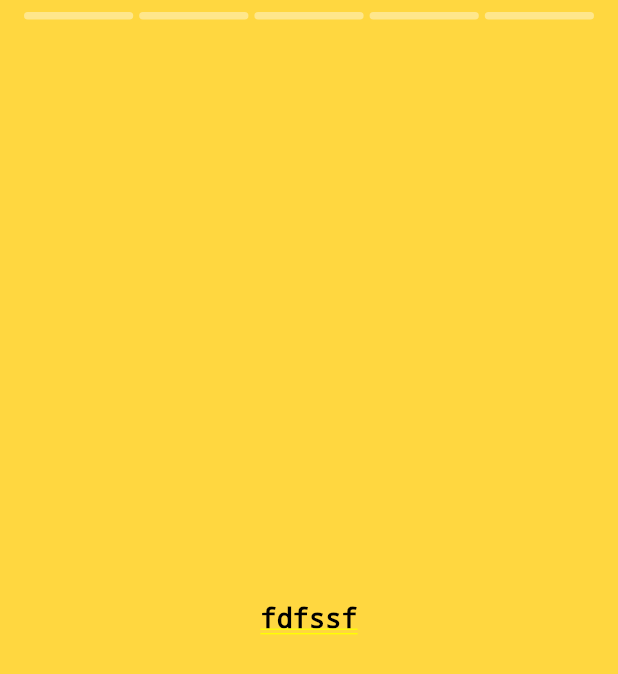
After one commit to DIP-POLLEY/whatsapp, a Flutter app: the screen it shows after launch, tab 2 chosen, after a tap on "Contact Name", on a phone screen of 412 x 824 dp. The commit adds this screen. Shown: the top 674 px of the screen. Run offline on Flutter 3.47's test engine with Material 2 defaults, Android fonts, the phone set to English and light mode, and no system bars; drawn by our look-alikes of story_view; our stand-ins replace camera.

Commit message:
status func 1

```diff
--- /dev/null
+++ b/lib/screens/statusview.dart
@@ -0,0 +1,54 @@
+import 'package:flutter/material.dart';
+import 'package:story_view/controller/story_controller.dart';
+import 'package:story_view/story_view.dart';
+
+class Statusview extends StatelessWidget {
+   Statusview({Key? key}) : super(key: key);
+
+
+  final controller = StoryController();
+
+  @override
+  Widget build(BuildContext context) {
+    List<StoryItem> stories =  [
+      StoryItem.text(
+        title: "fdfssf",
+        backgroundColor: Colors.amberAccent
+      ),
+      StoryItem.text(
+          title: "fdfssf",
+          backgroundColor: Colors.redAccent
+      ),
+      StoryItem.text(
+          title: "fdfssf",
+          backgroundColor: Colors.cyanAccent
+      ),
+      StoryItem.text(
+          title: "fdfssf",
+          backgroundColor: Colors.deepPurple
+      ),
+      StoryItem.text(
+          title: "fdfssf",
+          backgroundColor: Colors.teal
+      ),
+
+
+
+    ];
+    return StoryView(
+        storyItems: stories,
+        controller: controller, // pass controller here too
+        repeat: false, // should the stories be slid forever
+        //onStoryShow: (s) {notifyServer(s)},
+        onComplete: () {
+          Navigator.pop(context);
+        },
+        onVerticalSwipeComplete: (direction) {
+          if (direction == Direction.down) {
+            Navigator.pop(context);
+          }
+        } // To disable vertical swipe gestures, ignore this parameter.
+      // Preferrably for inline story view.
+    );
+  }
+}
--- a/lib/widgets/statusfeedcard.dart
+++ b/lib/widgets/statusfeedcard.dart
@@ -1,4 +1,5 @@
 import 'package:flutter/material.dart';
+import 'package:whatsapp/screens/statusview.dart';
 import 'package:whatsapp/utilities/constants.dart';
 
 
@@ -12,7 +13,14 @@ class Statusfeedcard extends StatefulWidget {
 class _StatusfeedcardState extends State<Statusfeedcard> {
   @override
   Widget build(BuildContext context) {
-    return Container(
+    return GestureDetector(
+      onTap: ()
+      {
+          Navigator.push(context,
+          MaterialPageRoute(builder: (context) => Statusview())
+          );
+      },
+      child: Container(
         color: Colors.white,
         height: MediaQuery.of(context).size.height *1.5 / kTabSize,
         child: Row(
@@ -66,6 +74,7 @@ class _StatusfeedcardState extends State<Statusfeedcard> {
 
           ],
         ),
+      ),
     );
   }
 }
--- a/pubspec.yaml
+++ b/pubspec.yaml
@@ -38,6 +38,7 @@ dependencies:
   path: ^1.8.1
   path_provider: ^2.0.10
   image_picker: ^0.8.5+3
+  story_view: ^0.13.2
 
 dev_dependencies:
   flutter_test:
```
Also changed, not shown: pubspec.lock. Lines whose indentation alone changed are shown as unchanged.
